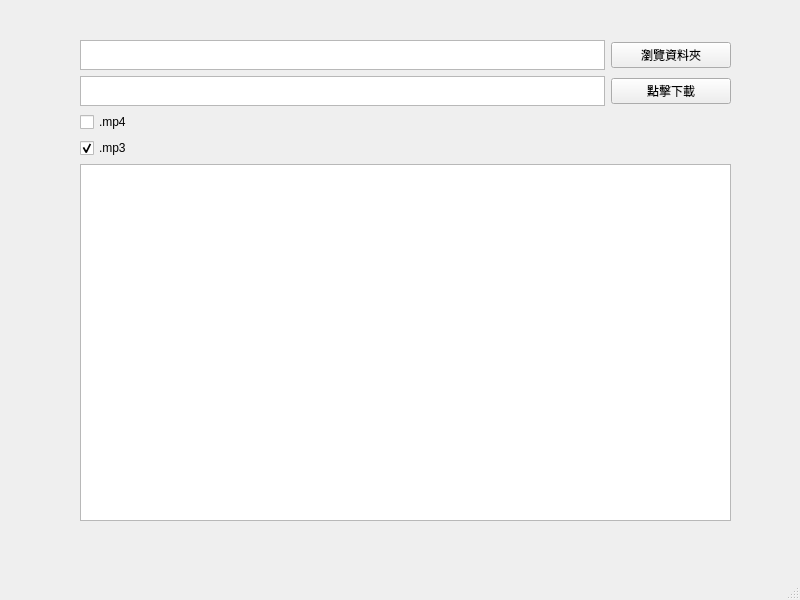
This is UI.ui in mickey30606/YoutubeDownloader as Qt 5 draws it before an edit. The edited form follows.
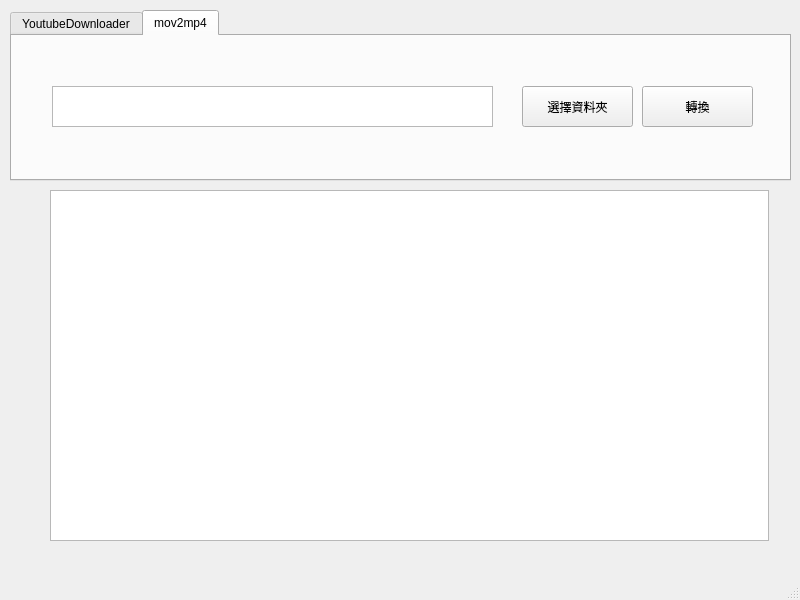
This is the edited form.

Commit message: Add MOV TO MP4

Diff of the .ui file:
```diff
--- a/UI.ui
+++ b/UI.ui
@@ -14,16 +14,32 @@
    <string>MainWindow</string>
   </property>
   <widget class="QWidget" name="centralwidget">
+   <widget class="QTabWidget" name="tabList">
+    <property name="geometry">
+     <rect>
+      <x>10</x>
+      <y>10</y>
+      <width>781</width>
+      <height>171</height>
+     </rect>
+    </property>
+    <property name="currentIndex">
+     <number>1</number>
+    </property>
+    <widget class="QWidget" name="YoutubeDownloader">
+     <attribute name="title">
+      <string>YoutubeDownloader</string>
+     </attribute>
    <widget class="QWidget" name="layoutWidget">
     <property name="geometry">
      <rect>
-      <x>80</x>
-      <y>40</y>
-      <width>651</width>
-      <height>481</height>
-     </rect>
-    </property>
-    <layout class="QVBoxLayout" name="verticalLayout" stretch="0,0,0,10">
+        <x>30</x>
+        <y>20</y>
+        <width>721</width>
+        <height>121</height>
+       </rect>
+      </property>
+      <layout class="QVBoxLayout" name="verticalLayout" stretch="0,0,0">
      <item>
       <layout class="QHBoxLayout" name="horizontalLayout_2">
        <item>
@@ -113,8 +129,60 @@
        </item>
       </layout>
      </item>
-     <item>
+      </layout>
+     </widget>
+    </widget>
+    <widget class="QWidget" name="mo2mp4">
+     <attribute name="title">
+      <string>mov2mp4</string>
+     </attribute>
+     <widget class="QTextEdit" name="m24_chooseFolder">
+      <property name="geometry">
+       <rect>
+        <x>40</x>
+        <y>50</y>
+        <width>441</width>
+        <height>41</height>
+       </rect>
+      </property>
+     </widget>
+     <widget class="QPushButton" name="m24_chooseFolderButton">
+      <property name="geometry">
+       <rect>
+        <x>510</x>
+        <y>50</y>
+        <width>111</width>
+        <height>41</height>
+       </rect>
+      </property>
+      <property name="text">
+       <string>選擇資料夾</string>
+      </property>
+     </widget>
+     <widget class="QPushButton" name="m24_convert">
+      <property name="geometry">
+       <rect>
+        <x>630</x>
+        <y>50</y>
+        <width>111</width>
+        <height>41</height>
+       </rect>
+      </property>
+      <property name="text">
+       <string>轉換</string>
+      </property>
+     </widget>
+    </widget>
+   </widget>
       <widget class="QPlainTextEdit" name="output">
+    <property name="geometry">
+     <rect>
+      <x>50</x>
+      <y>190</y>
+      <width>719</width>
+      <height>351</height>
+     </rect>
+    </property>
        <property name="horizontalScrollBarPolicy">
         <enum>Qt::ScrollBarAsNeeded</enum>
        </property>
@@ -124,9 +192,6 @@
        <property name="readOnly">
         <bool>true</bool>
        </property>
-      </widget>
-     </item>
-    </layout>
    </widget>
   </widget>
   <widget class="QMenuBar" name="menubar">
```
Lines whose indentation alone changed are shown as unchanged. The commit also changes 2 other files.
